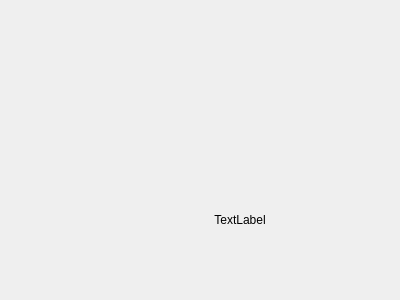
Old version of the form app/gui/TextStimuliTestingDesignWidget.ui in the repository calou/qt-psymot.
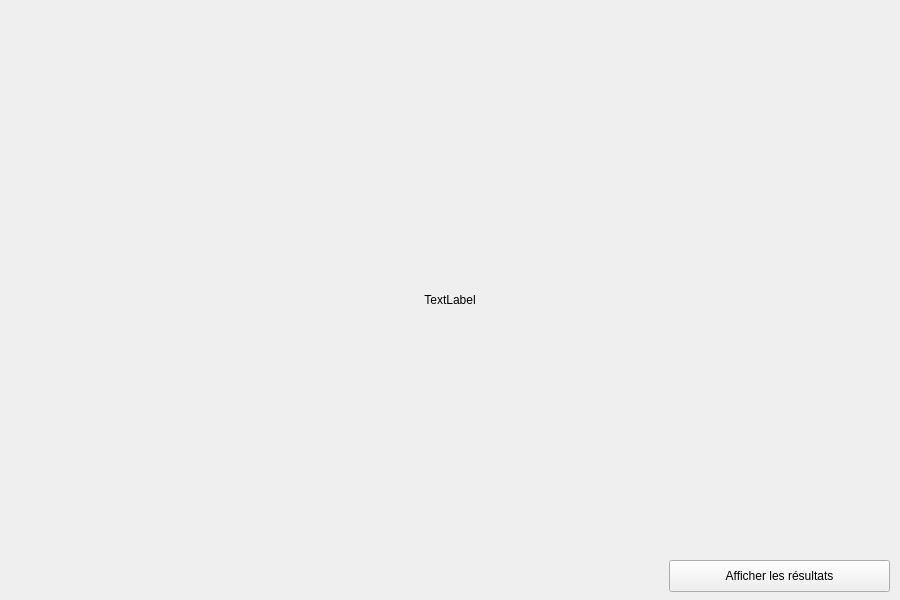
New version of the form.

Commit message: Ajout de l'écran d'affichage du résultat

```diff
--- a/app/gui/TextStimuliTestingDesignWidget.ui
+++ b/app/gui/TextStimuliTestingDesignWidget.ui
@@ -6,8 +6,8 @@
    <rect>
     <x>0</x>
     <y>0</y>
-    <width>400</width>
-    <height>300</height>
+    <width>900</width>
+    <height>600</height>
    </rect>
   </property>
   <property name="windowTitle">
@@ -16,10 +16,10 @@
   <widget class="QLabel" name="text_widget">
    <property name="geometry">
     <rect>
-     <x>140</x>
-     <y>120</y>
-     <width>200</width>
-     <height>200</height>
+     <x>0</x>
+     <y>0</y>
+     <width>900</width>
+     <height>600</height>
     </rect>
    </property>
    <property name="sizePolicy">
@@ -35,6 +35,19 @@
     <set>Qt::AlignCenter</set>
    </property>
   </widget>
+  <widget class="QPushButton" name="display_result_button">
+   <property name="geometry">
+    <rect>
+     <x>669</x>
+     <y>560</y>
+     <width>221</width>
+     <height>32</height>
+    </rect>
+   </property>
+   <property name="text">
+    <string>Afficher les résultats</string>
+   </property>
+  </widget>
  </widget>
  <resources/>
  <connections/>
```
The commit also changes 8 other files.
